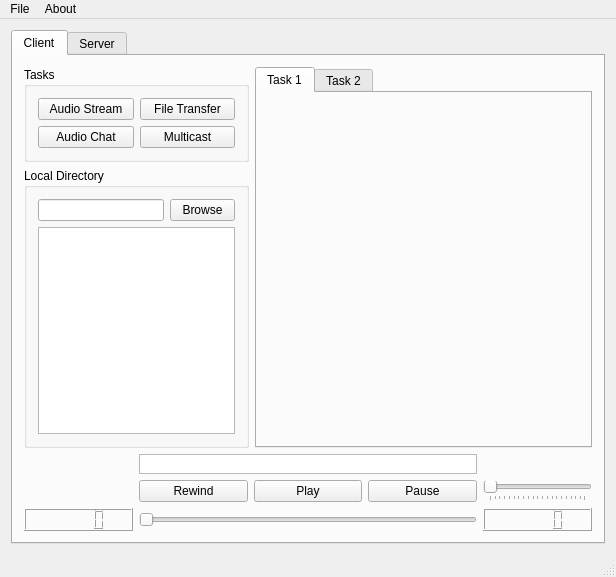
Above: ComAudio/ComAudio.ui from Lee-Jeremy/CommAudio before the change. Below: the same form after it.
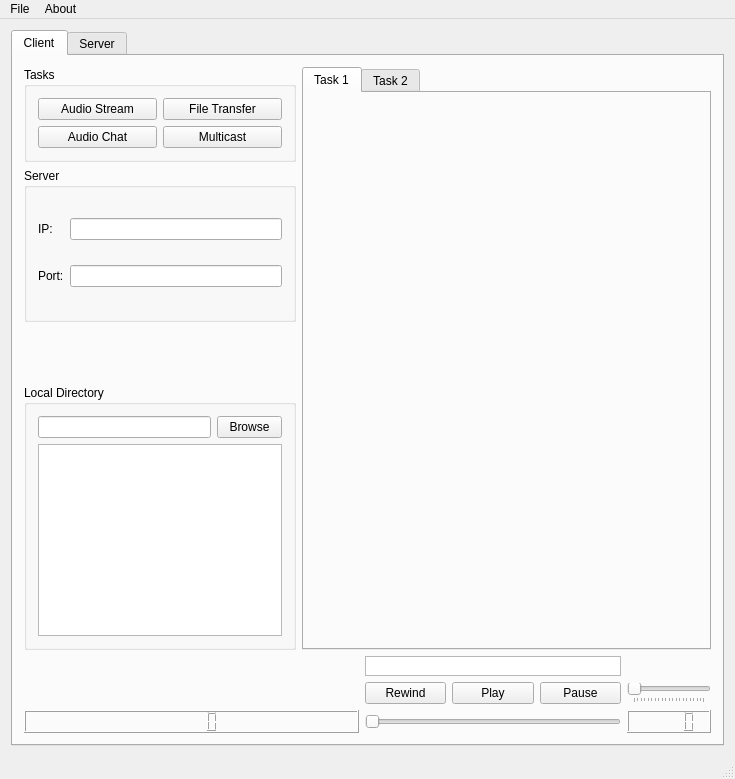
That is the form after the change.

Commit message: Added task manager and connection creation

Patch:
```diff
--- a/ComAudio/ComAudio.ui
+++ b/ComAudio/ComAudio.ui
@@ -6,8 +6,8 @@
    <rect>
     <x>0</x>
     <y>0</y>
-    <width>616</width>
-    <height>577</height>
+    <width>735</width>
+    <height>779</height>
    </rect>
   </property>
   <property name="windowTitle">
@@ -24,106 +24,13 @@
        <attribute name="title">
         <string>Client</string>
        </attribute>
-       <layout class="QGridLayout" name="gridLayout_main_client" rowstretch="2,6,2" columnstretch="4,6">
-        <item row="1" column="0">
-         <widget class="QGroupBox" name="groupBox_dir">
-          <property name="title">
-           <string>Local Directory</string>
-          </property>
-          <layout class="QGridLayout" name="gridLayout_3" rowstretch="0,0" columnstretch="8,2">
-           <item row="0" column="1">
-            <widget class="QPushButton" name="pushButton_dir_browse">
-             <property name="maximumSize">
-              <size>
-               <width>65</width>
-               <height>16777215</height>
-              </size>
-             </property>
-             <property name="text">
-              <string>Browse</string>
-             </property>
-            </widget>
-           </item>
-           <item row="1" column="0" colspan="2">
-            <widget class="QListView" name="listView_dir_list"/>
-           </item>
-           <item row="0" column="0">
-            <widget class="QLineEdit" name="lineEdit_dir_path">
-             <property name="text">
-              <string/>
-             </property>
-            </widget>
-           </item>
-          </layout>
-         </widget>
-        </item>
-        <item row="0" column="1" rowspan="2">
-         <widget class="QTabWidget" name="tabWidget_taskViews">
-          <property name="currentIndex">
-           <number>0</number>
-          </property>
-          <widget class="QWidget" name="tab_taskViews_task1">
-           <attribute name="title">
-            <string>Task 1</string>
-           </attribute>
-          </widget>
-          <widget class="QWidget" name="tab_taskViews_task2">
-           <attribute name="title">
-            <string>Task 2</string>
-           </attribute>
-          </widget>
-         </widget>
-        </item>
-        <item row="0" column="0">
-         <widget class="QGroupBox" name="groupBox_tasks">
-          <property name="title">
-           <string>Tasks</string>
-          </property>
-          <layout class="QGridLayout" name="gridLayout_taskButtons">
-           <item row="1" column="0">
-            <widget class="QPushButton" name="pushButton_tasks_audioStream">
-             <property name="text">
-              <string>Audio Stream</string>
-             </property>
-            </widget>
-           </item>
-           <item row="1" column="1">
-            <widget class="QPushButton" name="pushButton_tasks_fileTransfer">
-             <property name="text">
-              <string>File Transfer</string>
-             </property>
-            </widget>
-           </item>
-           <item row="2" column="0">
-            <widget class="QPushButton" name="pushButton_tasks_audioChat">
-             <property name="text">
-              <string>Audio Chat</string>
-             </property>
-            </widget>
-           </item>
-           <item row="2" column="1">
-            <widget class="QPushButton" name="pushButton_tasks_multicast">
-             <property name="text">
-              <string>Multicast</string>
-             </property>
-            </widget>
-           </item>
-          </layout>
-         </widget>
-        </item>
-        <item row="2" column="0" colspan="2">
-         <layout class="QGridLayout" name="gridLayout_player" columnstretch="2,2,2,2,2">
-          <item row="1" column="0">
-           <widget class="QLabel" name="label_player_title">
+       <layout class="QGridLayout" name="gridLayout_main_client" rowstretch="2,6,2,0,0,0" columnstretch="4,6">
+        <item row="5" column="0" colspan="2">
+         <layout class="QGridLayout" name="gridLayout_player" columnstretch="2,0,0,0,0">
+          <item row="1" column="3">
+           <widget class="QPushButton" name="pushButton_player_pause">
             <property name="text">
-             <string/>
-            </property>
-           </widget>
-          </item>
-          <item row="1" column="2">
-           <widget class="QPushButton" name="pushButton_player_play">
-            <property name="text">
-             <string>Play</string>
+             <string>Pause</string>
             </property>
            </widget>
           </item>
@@ -160,18 +67,19 @@
             </property>
            </widget>
           </item>
-          <item row="1" column="3">
-           <widget class="QPushButton" name="pushButton_player_pause">
+          <item row="1" column="0">
+           <widget class="QLabel" name="label_player_title">
             <property name="text">
-             <string>Pause</string>
+             <string/>
             </property>
            </widget>
           </item>
-          <item row="20" column="0">
-           <widget class="QLCDNumber" name="lcdNumber_player_passed"/>
-          </item>
-          <item row="20" column="4">
-           <widget class="QLCDNumber" name="lcdNumber_player_remaining"/>
+          <item row="1" column="2">
+           <widget class="QPushButton" name="pushButton_player_play">
+            <property name="text">
+             <string>Play</string>
+            </property>
+           </widget>
           </item>
           <item row="1" column="4">
            <widget class="QSlider" name="horizontalSlider_player_volume">
@@ -193,6 +101,9 @@
             </property>
            </widget>
           </item>
+          <item row="20" column="4">
+           <widget class="QLCDNumber" name="lcdNumber_player_remaining"/>
+          </item>
           <item row="0" column="4">
            <widget class="QLabel" name="label_player_volume">
             <property name="text">
@@ -200,8 +111,126 @@
             </property>
            </widget>
           </item>
+          <item row="20" column="0">
+           <widget class="QLCDNumber" name="lcdNumber_player_passed"/>
+          </item>
          </layout>
         </item>
+        <item row="0" column="0">
+         <widget class="QGroupBox" name="groupBox_tasks">
+          <property name="title">
+           <string>Tasks</string>
+          </property>
+          <layout class="QGridLayout" name="gridLayout_taskButtons">
+           <item row="2" column="1">
+            <widget class="QPushButton" name="pushButton_tasks_multicast">
+             <property name="text">
+              <string>Multicast</string>
+             </property>
+            </widget>
+           </item>
+           <item row="1" column="1">
+            <widget class="QPushButton" name="pushButton_tasks_fileTransfer">
+             <property name="text">
+              <string>File Transfer</string>
+             </property>
+            </widget>
+           </item>
+           <item row="2" column="0">
+            <widget class="QPushButton" name="pushButton_tasks_audioChat">
+             <property name="text">
+              <string>Audio Chat</string>
+             </property>
+            </widget>
+           </item>
+           <item row="1" column="0">
+            <widget class="QPushButton" name="pushButton_tasks_audioStream">
+             <property name="text">
+              <string>Audio Stream</string>
+             </property>
+            </widget>
+           </item>
+          </layout>
+         </widget>
+        </item>
+        <item row="0" column="1" rowspan="5">
+         <widget class="QTabWidget" name="tabWidget_taskViews">
+          <property name="currentIndex">
+           <number>0</number>
+          </property>
+          <widget class="QWidget" name="tab_taskViews_task1">
+           <attribute name="title">
+            <string>Task 1</string>
+           </attribute>
+          </widget>
+          <widget class="QWidget" name="tab_taskViews_task2">
+           <attribute name="title">
+            <string>Task 2</string>
+           </attribute>
+          </widget>
+         </widget>
+        </item>
+        <item row="1" column="0">
+         <widget class="QGroupBox" name="groupBoxIp">
+          <property name="title">
+           <string>Server</string>
+          </property>
+          <layout class="QGridLayout" name="gridLayout">
+           <item row="0" column="0">
+            <widget class="QLabel" name="label">
+             <property name="text">
+              <string>IP:</string>
+             </property>
+            </widget>
+           </item>
+           <item row="0" column="1">
+            <widget class="QLineEdit" name="lineEditIp"/>
+           </item>
+           <item row="1" column="0">
+            <widget class="QLabel" name="label_2">
+             <property name="text">
+              <string>Port:</string>
+             </property>
+            </widget>
+           </item>
+           <item row="1" column="1">
+            <widget class="QLineEdit" name="lineEditPort"/>
+           </item>
+          </layout>
+         </widget>
+        </item>
+        <item row="3" column="0" rowspan="2">
+         <widget class="QGroupBox" name="groupBox_dir">
+          <property name="title">
+           <string>Local Directory</string>
+          </property>
+          <layout class="QGridLayout" name="gridLayout_3" rowstretch="0,0" columnstretch="8,2">
+           <item row="0" column="1">
+            <widget class="QPushButton" name="pushButton_dir_browse">
+             <property name="maximumSize">
+              <size>
+               <width>65</width>
+               <height>16777215</height>
+              </size>
+             </property>
+             <property name="text">
+              <string>Browse</string>
+             </property>
+            </widget>
+           </item>
+           <item row="1" column="0" colspan="2">
+            <widget class="QListView" name="listView_dir_list"/>
+           </item>
+           <item row="0" column="0">
+            <widget class="QLineEdit" name="lineEdit_dir_path">
+             <property name="text">
+              <string/>
+             </property>
+            </widget>
+           </item>
+          </layout>
+         </widget>
+        </item>
        </layout>
       </widget>
       <widget class="QWidget" name="tab_main_server">
@@ -278,8 +307,8 @@
     <rect>
      <x>0</x>
      <y>0</y>
-     <width>616</width>
-     <height>21</height>
+     <width>735</width>
+     <height>26</height>
     </rect>
    </property>
    <widget class="QMenu" name="menuFile">
```
The commit also changes 16 other files.
